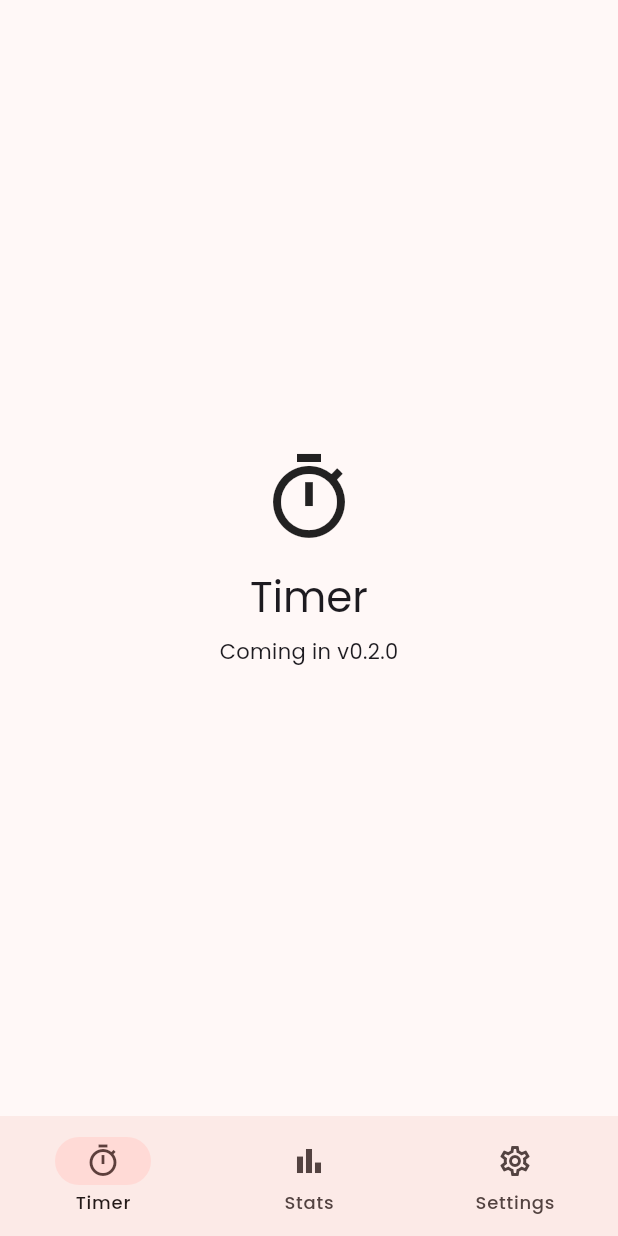
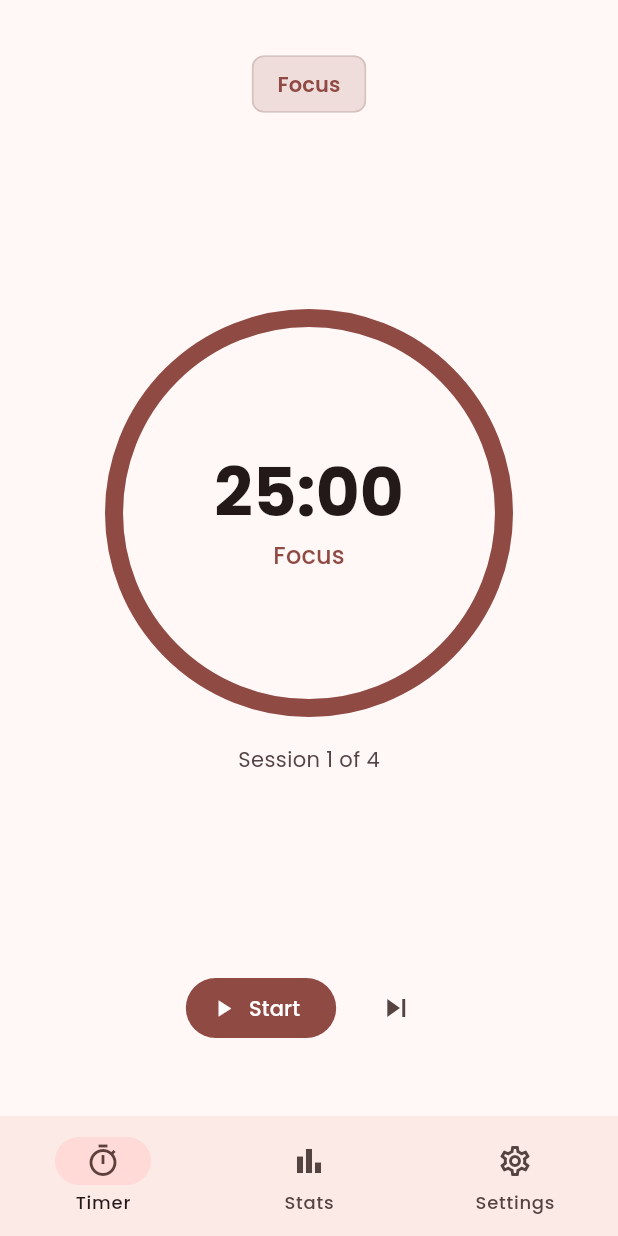
Before and after one commit to PetersDigital/pomer, a Flutter app: the screen it shows after launch, on a phone screen of 412 x 824 dp. Run offline on Flutter 3.47's test engine with Material 3 defaults, Android fonts, the phone set to English and light mode, and no system bars; our stand-ins replace flutter_riverpod, go_router, google_fonts.

Commit message:
chore(pr): initialize core timer engine milestone (#2, #3)
Co-authored-by: dencelkbabu <10363612+dencelkbabu@users.noreply.github.com>

```diff
--- a/lib/core/constants/app_constants.dart
+++ b/lib/core/constants/app_constants.dart
@@ -3,7 +3,7 @@ class AppConstants {
   AppConstants._();
 
   static const String appName = 'Pomer';
-  static const String appVersion = '0.1.0';
+  static const String appVersion = '0.2.0';
   static const String developer = 'Dencel K Babu';
   static const String company = 'PetersDigital';
   static const String packageName = 'com.petersdigital.pomer';
--- a/lib/features/timer/screens/timer_screen.dart
+++ b/lib/features/timer/screens/timer_screen.dart
@@ -1,28 +1,45 @@
 import 'package:flutter/material.dart';
+import 'package:flutter_riverpod/flutter_riverpod.dart';
+import 'package:pomer/features/timer/models/timer_state.dart';
+import 'package:pomer/features/timer/providers/timer_provider.dart';
+import 'package:pomer/features/timer/widgets/phase_utils.dart';
+import 'package:pomer/features/timer/widgets/timer_controls.dart';
+import 'package:pomer/features/timer/widgets/timer_display.dart';
 
-/// Placeholder timer screen — full implementation coming in v0.2.0.
-class TimerScreen extends StatelessWidget {
+/// Full Pomodoro timer screen — v0.2.0.
+class TimerScreen extends ConsumerWidget {
   const TimerScreen({super.key});
 
   @override
-  Widget build(BuildContext context) {
-    return Scaffold(
-      body: Center(
-        child: Column(
-          mainAxisSize: MainAxisSize.min,
-          children: [
-            const Icon(
-              Icons.timer_outlined,
-              size: 64,
+  Widget build(BuildContext context, WidgetRef ref) {
+    final timerState = ref.watch(timerProvider);
+    final colorScheme = Theme.of(context).colorScheme;
+    final color = phaseColor(timerState.phase, colorScheme);
+
+    return SafeArea(
+      child: Center(
+        child: ConstrainedBox(
+          constraints: const BoxConstraints(maxWidth: 480),
+          child: Padding(
+            padding: const EdgeInsets.symmetric(horizontal: 24, vertical: 32),
+            child: Column(
+              children: [
+                Chip(
+                  label: Text(timerState.phase.label),
+                  backgroundColor: color.withAlpha(40),
+                  labelStyle: TextStyle(
+                    color: color,
+                    fontWeight: FontWeight.w600,
+                  ),
+                ),
+                const Spacer(),
+                const TimerDisplay(),
+                const Spacer(),
+                const TimerControls(),
+                const SizedBox(height: 16),
+              ],
             ),
-            const SizedBox(height: 16),
-            Text(
-              'Timer',
-              style: Theme.of(context).textTheme.headlineMedium,
-            ),
-            const SizedBox(height: 8),
-            const Text('Coming in v0.2.0'),
-          ],
+          ),
         ),
       ),
     );
--- /dev/null
+++ b/lib/features/timer/widgets/phase_utils.dart
@@ -0,0 +1,9 @@
+import 'package:flutter/material.dart';
+import 'package:pomer/features/timer/models/timer_state.dart';
+
+/// Returns the display colour for [phase] from the given [scheme].
+Color phaseColor(TimerPhase phase, ColorScheme scheme) => switch (phase) {
+      TimerPhase.focus => scheme.primary,
+      TimerPhase.shortBreak => scheme.tertiary,
+      TimerPhase.longBreak => scheme.secondary,
+    };
--- /dev/null
+++ b/lib/features/timer/widgets/timer_controls.dart
@@ -0,0 +1,52 @@
+import 'package:flutter/material.dart';
+import 'package:flutter_riverpod/flutter_riverpod.dart';
+import 'package:pomer/features/timer/models/timer_state.dart';
+import 'package:pomer/features/timer/providers/timer_provider.dart';
+
+class TimerControls extends ConsumerWidget {
+  const TimerControls({super.key});
+
+  @override
+  Widget build(BuildContext context, WidgetRef ref) {
+    final timerState = ref.watch(timerProvider);
+    final notifier = ref.read(timerProvider.notifier);
+
+    return Row(
+      mainAxisAlignment: MainAxisAlignment.center,
+      children: [
+        if (timerState.status == TimerStatus.idle) ...[
+          FilledButton.icon(
+            onPressed: notifier.start,
+            icon: const Icon(Icons.play_arrow),
+            label: const Text('Start'),
+          ),
+        ] else ...[
+          if (timerState.status == TimerStatus.running)
+            IconButton.filled(
+              onPressed: notifier.pause,
+              icon: const Icon(Icons.pause),
+              tooltip: 'Pause',
+            )
+          else
+            IconButton.filled(
+              onPressed: notifier.start,
+              icon: const Icon(Icons.play_arrow),
+              tooltip: 'Resume',
+            ),
+          const SizedBox(width: 16),
+          IconButton.filledTonal(
+            onPressed: notifier.reset,
+            icon: const Icon(Icons.stop),
+            tooltip: 'Reset',
+          ),
+        ],
+        const SizedBox(width: 16),
+        IconButton(
+          onPressed: notifier.skip,
+          icon: const Icon(Icons.skip_next),
+          tooltip: 'Skip',
+        ),
+      ],
+    );
+  }
+}
--- /dev/null
+++ b/lib/features/timer/widgets/timer_display.dart
@@ -0,0 +1,78 @@
+import 'package:flutter/material.dart';
+import 'package:flutter_riverpod/flutter_riverpod.dart';
+import 'package:pomer/core/constants/app_constants.dart';
+import 'package:pomer/features/timer/models/timer_state.dart';
+import 'package:pomer/features/timer/providers/timer_provider.dart';
+import 'package:pomer/features/timer/widgets/phase_utils.dart';
+
+class TimerDisplay extends ConsumerWidget {
+  const TimerDisplay({super.key});
+
+  String _formatTime(int seconds) {
+    final m = seconds ~/ 60;
+    final s = seconds % 60;
+    return '${m.toString().padLeft(2, '0')}:${s.toString().padLeft(2, '0')}';
+  }
+
+  @override
+  Widget build(BuildContext context, WidgetRef ref) {
+    final timerState = ref.watch(timerProvider);
+    final colorScheme = Theme.of(context).colorScheme;
+    final textTheme = Theme.of(context).textTheme;
+    final progress = timerState.totalSeconds > 0
+        ? timerState.remainingSeconds / timerState.totalSeconds
+        : 0.0;
+    final color = phaseColor(timerState.phase, colorScheme);
+
+    return Column(
+      mainAxisSize: MainAxisSize.min,
+      children: [
+        SizedBox(
+          width: 260,
+          height: 260,
+          child: Stack(
+            alignment: Alignment.center,
+            children: [
+              SizedBox.expand(
+                child: CircularProgressIndicator(
+                  value: progress,
+                  strokeWidth: 12,
+                  strokeCap: StrokeCap.round,
+                  color: color,
+                  backgroundColor: colorScheme.surfaceContainerHighest,
+                ),
+              ),
+              Column(
+                mainAxisSize: MainAxisSize.min,
+                children: [
+                  Text(
+                    _formatTime(timerState.remainingSeconds),
+                    style: textTheme.displayMedium?.copyWith(
+                      color: colorScheme.onSurface,
+                      fontWeight: FontWeight.bold,
+                    ),
+                  ),
+                  const SizedBox(height: 4),
+                  Text(
+                    timerState.phase.label,
+                    style: textTheme.titleMedium?.copyWith(
+                      color: color,
+                    ),
+                  ),
+                ],
+              ),
+            ],
+          ),
+        ),
+        const SizedBox(height: 24),
+        Text(
+          'Session ${timerState.completedCycles + 1} of '
+          '${AppConstants.defaultCyclesBeforeLongBreak}',
+          style: textTheme.bodyMedium?.copyWith(
+            color: colorScheme.onSurfaceVariant,
+          ),
+        ),
+      ],
+    );
+  }
+}
--- a/pubspec.yaml
+++ b/pubspec.yaml
@@ -1,7 +1,7 @@
 name: pomer
 description: "Pomer — A Pomodoro timer app for Android, Windows & Web. By PetersDigital."
 publish_to: 'none'
-version: 0.1.0+1
+version: 0.2.0+2
 
 environment:
   sdk: '>=3.0.0 <4.0.0'
```
Also changed, not shown: lib/features/timer/models/timer_state.dart (added, +60 -0 lines), lib/features/timer/providers/timer_provider.dart (added, +91 -0 lines), 6 other files.
